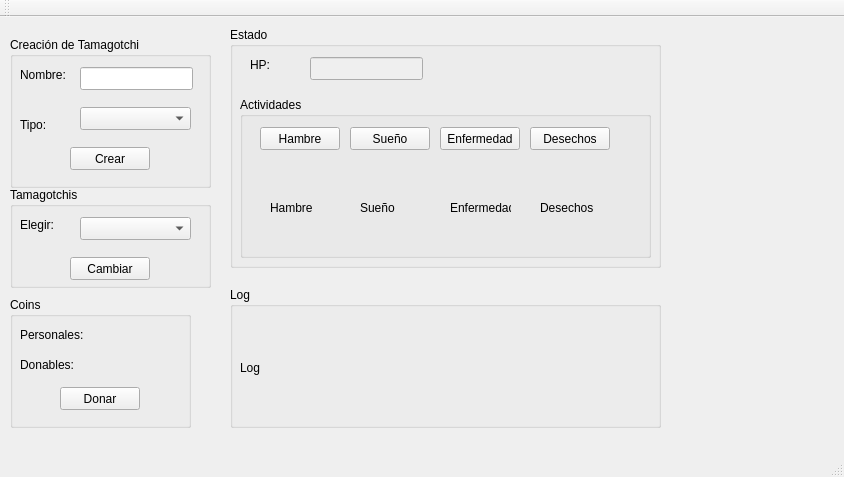
Qt form mainwindow.ui (Raimmaster/TamagotchiFarm) before a commit.
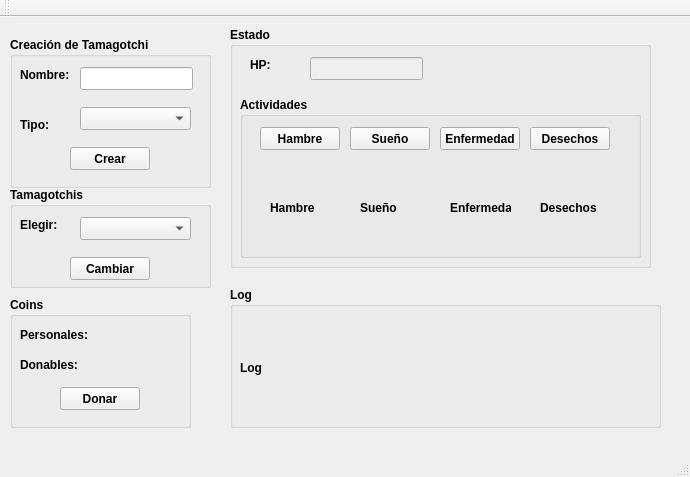
The same form after that commit.

The edit to the form file:
```diff
--- a/mainwindow.ui
+++ b/mainwindow.ui
@@ -6,7 +6,7 @@
    <rect>
     <x>0</x>
     <y>0</y>
-    <width>844</width>
+    <width>690</width>
     <height>477</height>
    </rect>
   </property>
@@ -23,6 +23,12 @@
       <height>151</height>
      </rect>
     </property>
+    <property name="font">
+     <font>
+      <weight>75</weight>
+      <bold>true</bold>
+     </font>
+    </property>
     <property name="title">
      <string>Creación de Tamagotchi</string>
     </property>
@@ -95,6 +101,12 @@
       <height>101</height>
      </rect>
     </property>
+    <property name="font">
+     <font>
+      <weight>75</weight>
+      <bold>true</bold>
+     </font>
+    </property>
     <property name="title">
      <string>Tamagotchis</string>
     </property>
@@ -140,10 +152,16 @@
      <rect>
       <x>230</x>
       <y>10</y>
-      <width>431</width>
+      <width>421</width>
       <height>241</height>
      </rect>
     </property>
+    <property name="font">
+     <font>
+      <weight>75</weight>
+      <bold>true</bold>
+     </font>
+    </property>
     <property name="title">
      <string>Estado</string>
     </property>
@@ -178,7 +196,7 @@
       <rect>
        <x>10</x>
        <y>70</y>
-       <width>411</width>
+       <width>401</width>
        <height>161</height>
       </rect>
      </property>
@@ -300,6 +318,12 @@
       <height>131</height>
      </rect>
     </property>
+    <property name="font">
+     <font>
+      <weight>75</weight>
+      <bold>true</bold>
+     </font>
+    </property>
     <property name="title">
      <string>Coins</string>
     </property>
@@ -355,6 +379,12 @@
       <height>141</height>
      </rect>
     </property>
+    <property name="font">
+     <font>
+      <weight>75</weight>
+      <bold>true</bold>
+     </font>
+    </property>
     <property name="title">
      <string>Log</string>
     </property>
```
Left out of the diff: 2 changed lines with no effect on the pictures.
